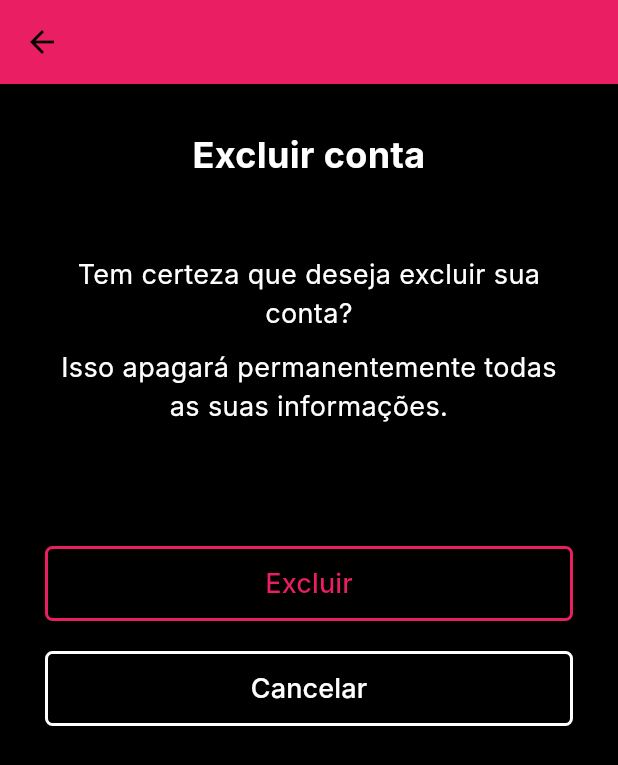
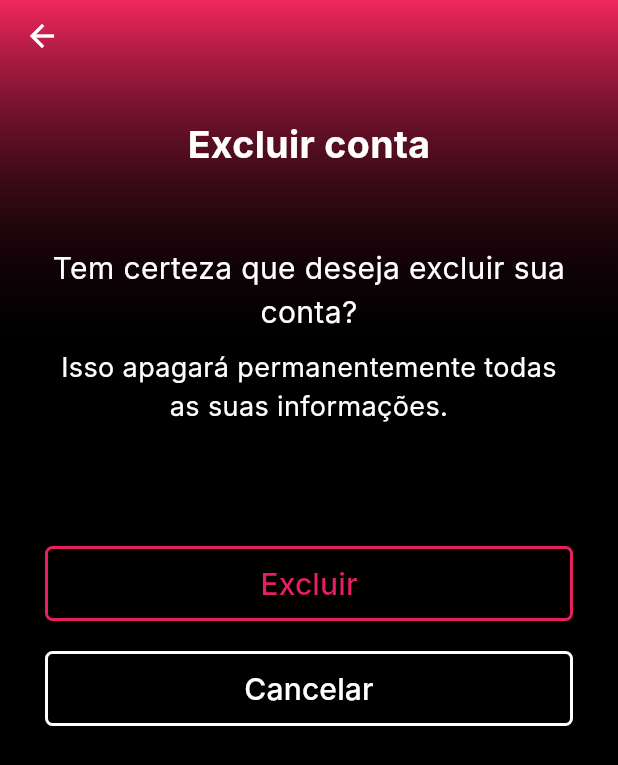
Before and after one commit to tokujiTO/PII4S_images_generator, a Flutter app: the DeleteAccountPage screen opened directly, on a phone screen of 412 x 824 dp. Shown: the top 765 px of the screen. Run offline on Flutter 3.47's test engine with Material 3 defaults, Android fonts, the phone set to English and light mode, and no system bars; our stand-ins replace device_preview, flutter_screenutil; Roboto replaces fonts that are missing (Inter).

Commit message:
feat: fix font size and app bar on delete account page

```diff
--- a/lib/app/pages/delete_account_page.dart
+++ b/lib/app/pages/delete_account_page.dart
@@ -1,4 +1,5 @@
 import 'package:flutter/material.dart';
+import 'package:poliedroimagesgenerator/app/utils/app_colors.dart';
 
 class DeleteAccountPage extends StatelessWidget {
   const DeleteAccountPage({Key? key}) : super(key: key);
@@ -8,16 +9,50 @@ class DeleteAccountPage extends StatelessWidget {
     const Color deleteColor = Color(0xFFE91E63);
 
     return Scaffold(
-      backgroundColor: Colors.black,
-      appBar: AppBar(
-        backgroundColor: deleteColor,
-        elevation: 0,
-        leading: IconButton(
-          icon: const Icon(Icons.arrow_back, color: Colors.black),
+      backgroundColor: AppColors.background ,
+      body: Stack(
+        children: [
+          // 1. Efeito de brilho ciano no topo (do snippet)
+          Positioned(
+            top: 0,
+            left: 0,
+            right: 0,
+            child: Container(
+              height: 240, // Altura da área do brilho
+              decoration: BoxDecoration(
+                gradient: LinearGradient(
+                  begin: Alignment.topCenter,
+                  end: Alignment.bottomCenter,
+                  colors: [
+                    // Cor ciano (do snippet)
+                    const Color(0xFFF2275D).withOpacity(1.0),
+                    Colors.transparent,
+                  ],
+                ),
+              ),
+            ),
+          ),
+
+          // 2. Conteúdo da página (Botão Voltar + Conteúdo Original)
+          SafeArea(
+            child: Column(
+              children: [
+                // 2a. Botão de voltar
+                Padding(
+                  padding: const EdgeInsets.symmetric(horizontal: 4.0),
+                  child: Row(
+                    children: [
+                      IconButton(
+                        icon: const Icon(Icons.arrow_back, color: Colors.white), // Ícone branco
                         onPressed: () => Navigator.of(context).pop(),
                       ),
+                    ],
                   ),
-      body: Padding(
+                ),
+
+                // 2b. Conteúdo original da página
+                Expanded(
+                  child: Padding(
                     padding: const EdgeInsets.all(30.0),
                     child: Column(
                       mainAxisAlignment: MainAxisAlignment.start,
@@ -25,13 +60,13 @@ class DeleteAccountPage extends StatelessWidget {
                       children: <Widget>[
                         const Text(
                           'Excluir conta',
-              style: TextStyle(color: Colors.white, fontSize: 24, fontWeight: FontWeight.bold),
+                          style: TextStyle(color: Colors.white, fontSize: 25, fontWeight: FontWeight.bold),
                           textAlign: TextAlign.center,
                         ),
                         const SizedBox(height: 50),
                         const Text(
                           'Tem certeza que deseja excluir sua conta?',
-              style: TextStyle(color: Colors.white, fontSize: 18),
+                          style: TextStyle(color: Colors.white, fontSize: 20),
                           textAlign: TextAlign.center,
                         ),
                         const SizedBox(height: 10),
@@ -53,7 +88,7 @@ class DeleteAccountPage extends StatelessWidget {
                             },
                             child: const Text(
                               'Excluir',
-                  style: TextStyle(color: deleteColor, fontSize: 18),
+                              style: TextStyle(color: deleteColor, fontSize: 20),
                             ),
                           ),
                         ),
@@ -70,13 +105,19 @@ class DeleteAccountPage extends StatelessWidget {
                             },
                             child: const Text(
                               'Cancelar',
-                  style: TextStyle(color: Colors.white, fontSize: 18),
+                              style: TextStyle(color: Colors.white, fontSize: 20),
                             ),
                           ),
                         ),
                       ],
                     ),
                   ),
+                ),
+              ],
+            ),
+          ),
+        ],
+      ),
     );
   }
 }
```
Lines whose indentation alone changed are shown as unchanged.
